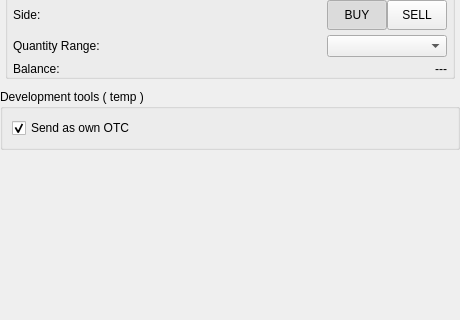
First picture: the form in BlockSettleUILib/CreateOTCRequestWidget.ui, repository BlockSettle/terminal, before the edit; both pictures show x 0 to 460 and y 93 to 413 of the 460 by 724 pixel window.
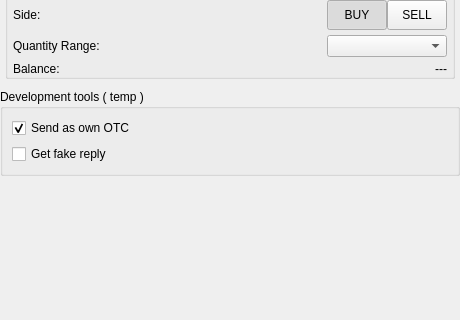
Second picture: the form after the edit.

Commit message: Add dev checkbox

The edit to the form file:
```diff
--- a/BlockSettleUILib/CreateOTCRequestWidget.ui
+++ b/BlockSettleUILib/CreateOTCRequestWidget.ui
@@ -428,6 +428,13 @@
         </property>
        </widget>
       </item>
+      <item>
+       <widget class="QCheckBox" name="checkBoxGetReply">
+        <property name="text">
+         <string>Get fake reply</string>
+        </property>
+       </widget>
+      </item>
      </layout>
     </widget>
    </item>
```
The commit also changes 5 other files.
